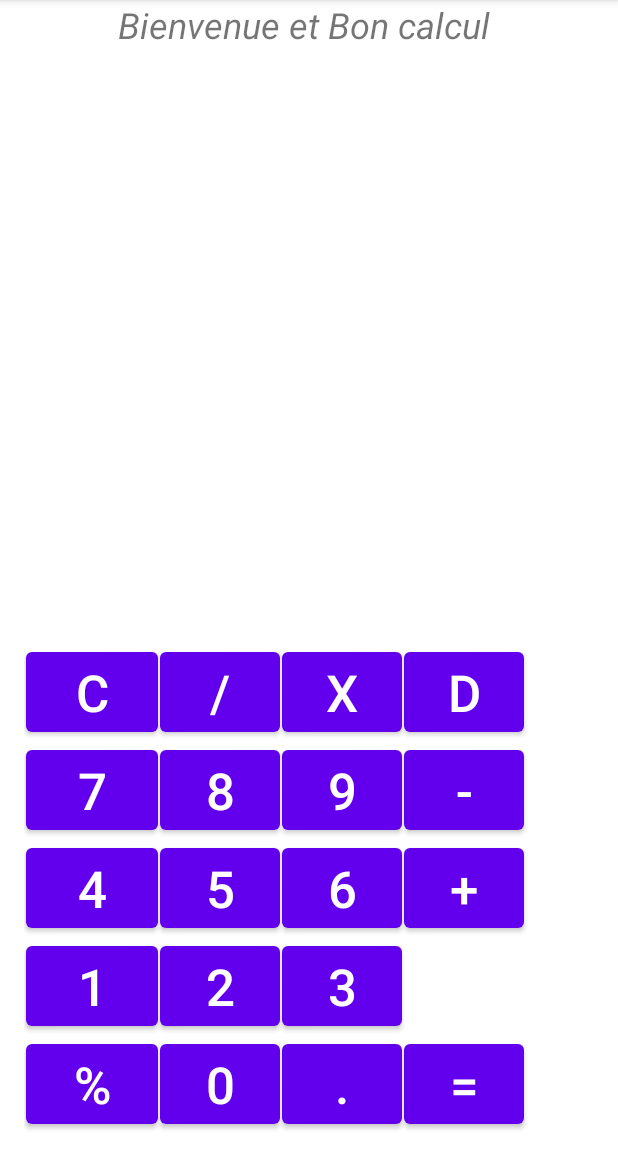
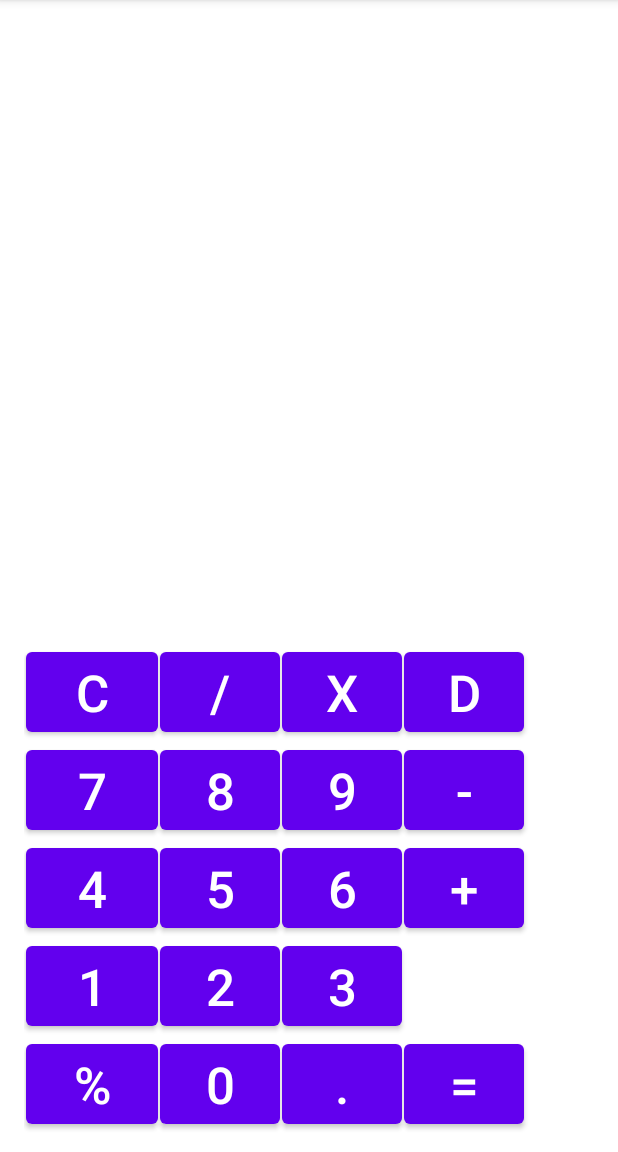
Before and after one commit to tereur/Calculate, an Android app: the screen it shows after launch (MainActivity), on a phone screen of 412 x 824 dp, the part 84-1236 px from its top. Run offline under Robolectric (Android 15) with nearby library versions, the phone set to English and light mode, and no system bars.

Commit message:
first commit

```diff
--- a/app/src/main/res/layout/activity_main.xml
+++ b/app/src/main/res/layout/activity_main.xml
@@ -5,21 +5,6 @@
     android:layout_width="match_parent"
     android:layout_height="match_parent"
     tools:context=".MainActivity">
-
-    <TextView
-        android:id="@+id/textView"
-        android:layout_width="296dp"
-        android:layout_height="32dp"
-        android:text="Bienvenue et Bon calcul "
-        android:textAlignment="center"
-        android:textSize="24sp"
-        android:textStyle="italic"
-        app:layout_constraintBottom_toBottomOf="parent"
-        app:layout_constraintEnd_toEndOf="parent"
-        app:layout_constraintHorizontal_bias="0.495"
-        app:layout_constraintStart_toStartOf="parent"
-        app:layout_constraintTop_toTopOf="parent"
-        app:layout_constraintVertical_bias="0.0" />
 
     <TextView
         android:id="@+id/text1"
@@ -60,9 +45,7 @@
         app:layout_constraintBottom_toBottomOf="parent"
         app:layout_constraintEnd_toEndOf="parent"
         app:layout_constraintHorizontal_bias="0.253"
-        app:layout_constraintStart_toStartOf="parent"
-        app:layout_constraintTop_toTopOf="@+id/textView"
-        app:layout_constraintVertical_bias="1.0">
+        app:layout_constraintStart_toStartOf="parent">
 
         <TableRow
             android:layout_width="match_parent"
```
